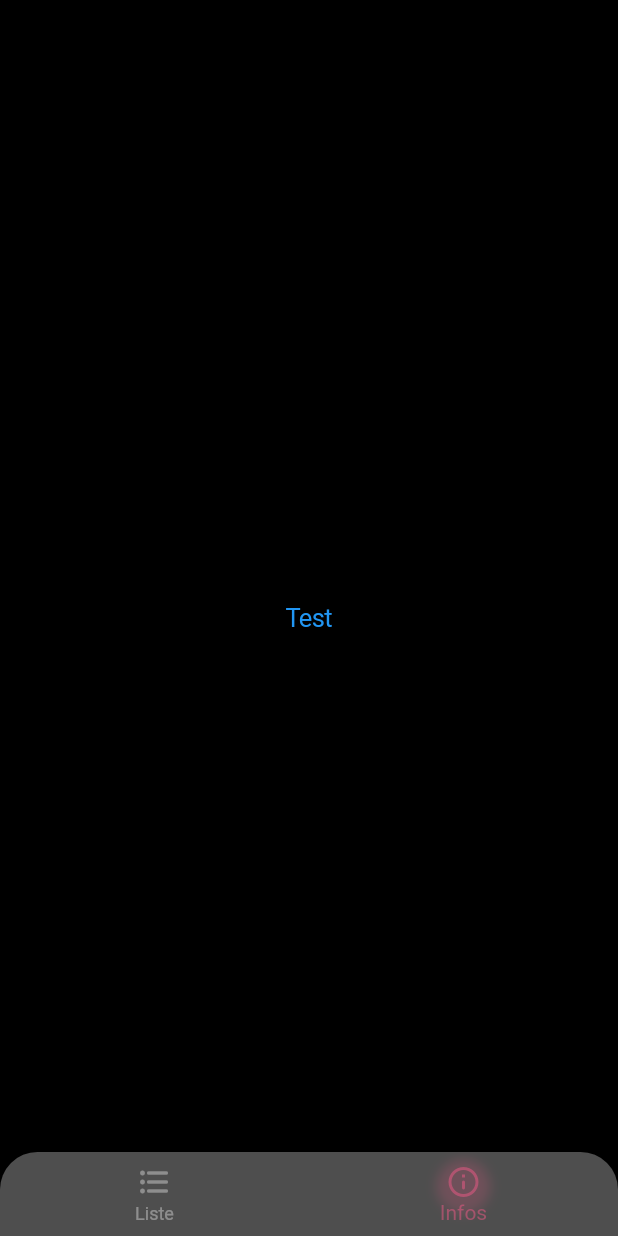
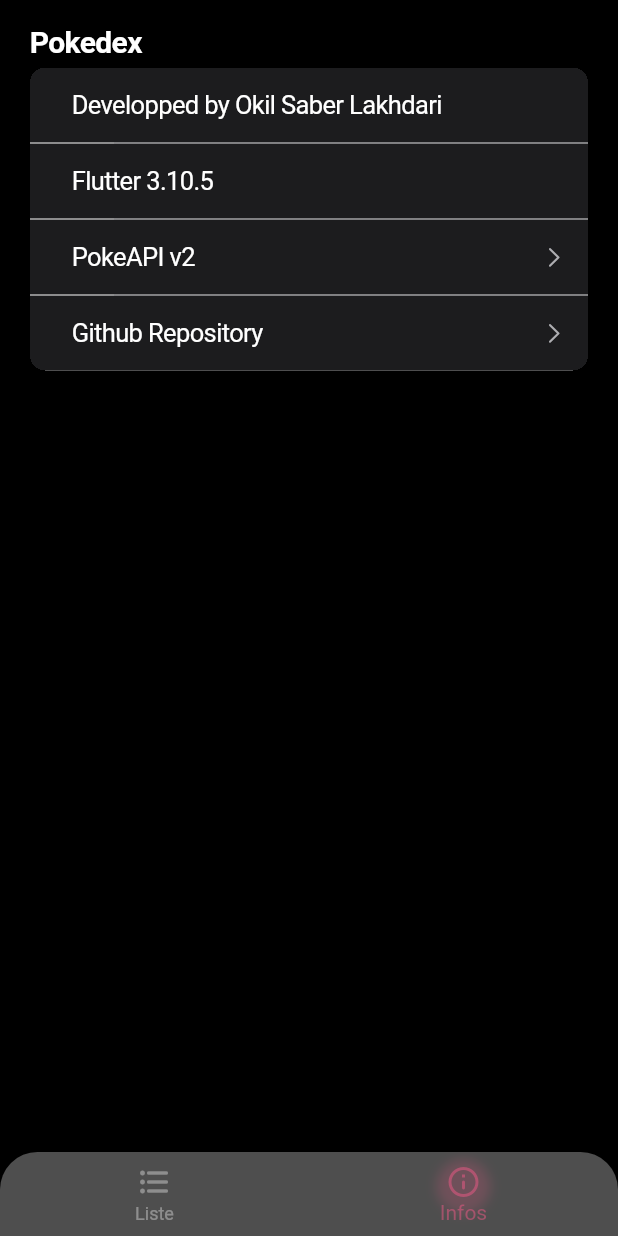
Before and after one commit to OkilSaber/pokedex, a Flutter app: the screen it shows after launch, item 2 of the bottom bar chosen, on a phone screen of 412 x 824 dp. Run offline on Flutter 3.47's test engine with Material 2 defaults, Android fonts, the phone set to English and light mode, and no system bars; our stand-ins replace carousel_slider, percent_indicator; network calls fail.

Commit message:
Update infos screen

```diff
--- a/lib/infos.dart
+++ b/lib/infos.dart
@@ -1,4 +1,6 @@
 import 'package:flutter/cupertino.dart';
+import 'package:flutter/material.dart';
+import 'package:url_launcher/url_launcher.dart';
 
 class Infos extends StatefulWidget {
   const Infos({super.key});
@@ -10,10 +12,62 @@ class Infos extends StatefulWidget {
 class _InfosState extends State<Infos> {
   @override
   Widget build(BuildContext context) {
-    return Center(
-      child: CupertinoButton(
-        child: const Text("Test"),
-        onPressed: () {},
+    return Scaffold(
+      backgroundColor: Colors.black,
+      body: SafeArea(
+        child: Center(
+          child: CupertinoListSection.insetGrouped(
+            backgroundColor: Colors.black,
+            header: const Text(
+              'Pokedex',
+              style: TextStyle(color: Colors.white),
+            ),
+            children: <CupertinoListTile>[
+              const CupertinoListTile.notched(
+                backgroundColor: Color.fromARGB(255, 28, 28, 30),
+                title: Text(
+                  'Developped by Okil Saber Lakhdari',
+                  style: TextStyle(color: Colors.white),
+                ),
+              ),
+              const CupertinoListTile.notched(
+                backgroundColor: Color.fromARGB(255, 28, 28, 30),
+                title: Text(
+                  'Flutter 3.10.5',
+                  style: TextStyle(color: Colors.white),
+                ),
+              ),
+              CupertinoListTile.notched(
+                backgroundColor: const Color.fromARGB(255, 28, 28, 30),
+                title: const Text(
+                  'PokeAPI v2',
+                  style: TextStyle(color: Colors.white),
+                ),
+                trailing: const CupertinoListTileChevron(),
+                onTap: () {
+                  launchUrl(
+                    Uri.parse("https://pokeapi.co/"),
+                    mode: LaunchMode.externalApplication,
+                  );
+                },
+              ),
+              CupertinoListTile.notched(
+                backgroundColor: const Color.fromARGB(255, 28, 28, 30),
+                title: const Text(
+                  'Github Repository',
+                  style: TextStyle(color: Colors.white),
+                ),
+                trailing: const CupertinoListTileChevron(),
+                onTap: () {
+                  launchUrl(
+                    Uri.parse("https://github.com/OkilSaber/pokedex"),
+                    mode: LaunchMode.externalApplication,
+                  );
+                },
+              ),
+            ],
+          ),
+        ),
       ),
     );
   }
--- a/pubspec.yaml
+++ b/pubspec.yaml
@@ -13,6 +13,7 @@ dependencies:
     sdk: flutter
   http: ^1.0.0
   percent_indicator: ^4.2.3
+  url_launcher: ^6.1.11
 
 dev_dependencies:
   flutter_test:
```
Also changed, not shown: pubspec.lock, 6 other files.
